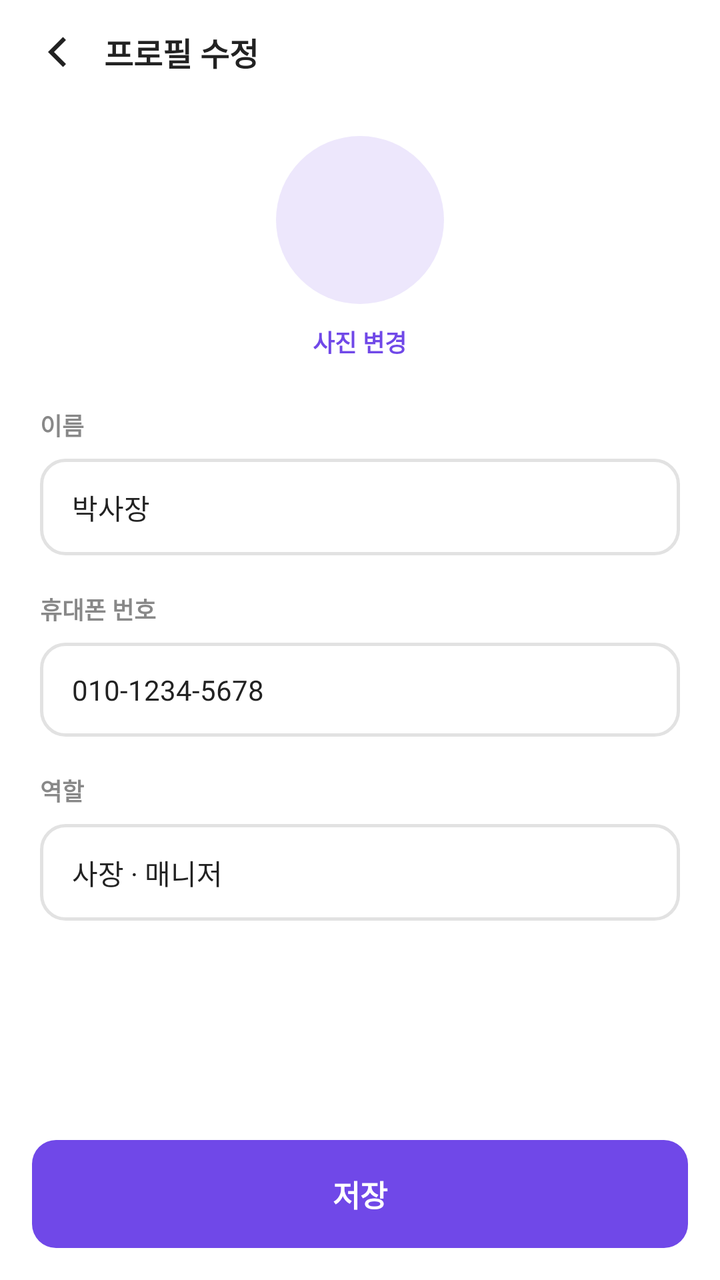
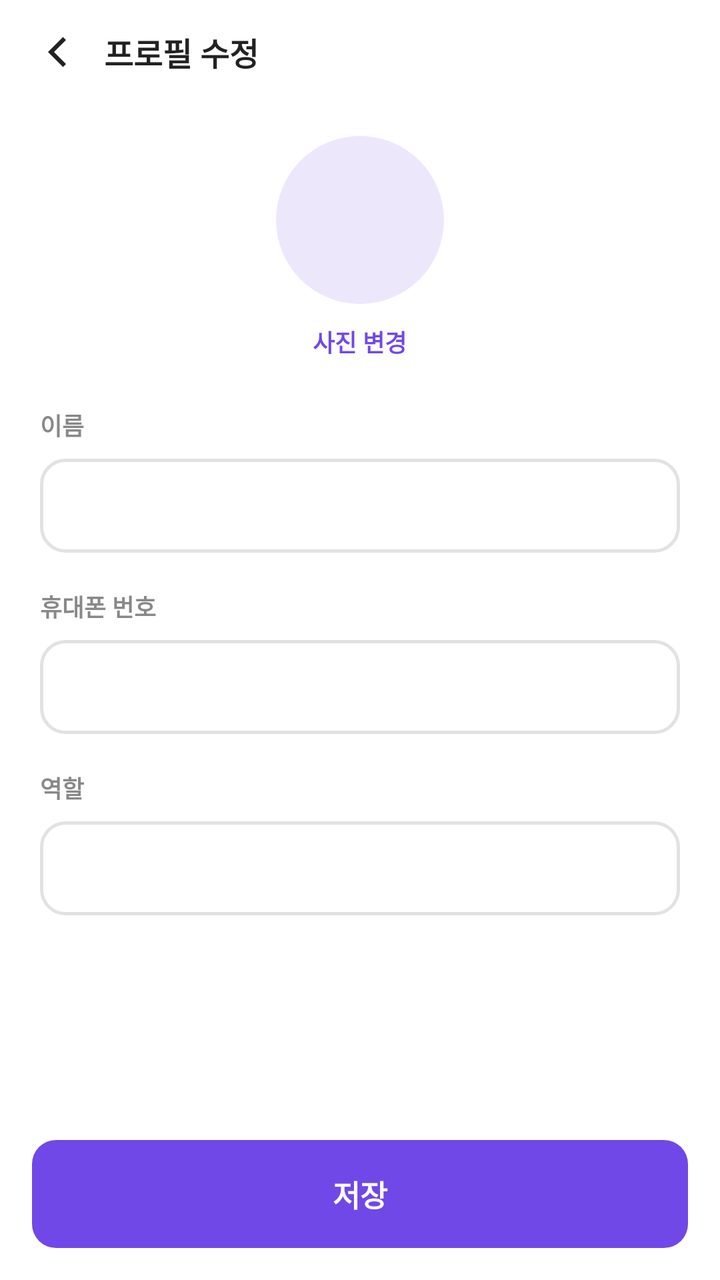

An Android layout rendered at two revisions. The XML below is the earlier revision; the diff shows what the commit changed to produce the second picture.
<!-- AndroidManifest.xml: application theme Theme.PTManagerEmployer -->
<!-- res/layout/activity_profile_edit.xml -->
<?xml version="1.0" encoding="utf-8"?>
<LinearLayout xmlns:android="http://schemas.android.com/apk/res/android"
    android:id="@+id/profile_root"
    android:layout_width="match_parent"
    android:layout_height="match_parent"
    android:orientation="vertical"
    android:background="@color/white">

    <LinearLayout
        android:layout_width="match_parent"
        android:layout_height="wrap_content"
        android:orientation="horizontal"
        android:gravity="center_vertical"
        android:paddingHorizontal="8dp"
        android:paddingVertical="6dp">

        <ImageView
            android:id="@+id/btn_back"
            android:layout_width="40dp"
            android:layout_height="40dp"
            android:padding="8dp"
            android:src="@drawable/ic_back"
            android:background="?attr/selectableItemBackgroundBorderless"
            android:contentDescription="뒤로" />

        <TextView
            android:layout_width="wrap_content"
            android:layout_height="wrap_content"
            android:layout_marginStart="4dp"
            android:text="프로필 수정"
            android:textColor="@color/text_primary"
            android:textSize="16sp"
            android:textStyle="bold" />
    </LinearLayout>

    <ScrollView
        android:layout_width="match_parent"
        android:layout_height="0dp"
        android:layout_weight="1">

        <LinearLayout
            android:layout_width="match_parent"
            android:layout_height="wrap_content"
            android:orientation="vertical"
            android:paddingHorizontal="20dp"
            android:paddingTop="16dp"
            android:gravity="center_horizontal">

            <View
                android:layout_width="84dp"
                android:layout_height="84dp"
                android:background="@drawable/bg_circle_blue" />

            <TextView
                android:layout_width="wrap_content"
                android:layout_height="wrap_content"
                android:layout_marginTop="10dp"
                android:text="사진 변경"
                android:textColor="@color/brand"
                android:textSize="12sp"
                android:textStyle="bold" />

            <TextView
                android:layout_width="match_parent"
                android:layout_height="wrap_content"
                android:layout_marginTop="24dp"
                android:text="이름"
                android:textColor="@color/text_secondary"
                android:textSize="12sp"
                android:textStyle="bold" />

            <EditText
                android:id="@+id/input_name"
                android:layout_width="match_parent"
                android:layout_height="wrap_content"
                android:layout_marginTop="8dp"
                android:background="@drawable/bg_input"
                android:text="박사장"
                android:textColor="@color/text_primary"
                android:textSize="14sp"
                android:inputType="text"
                android:paddingHorizontal="16dp"
                android:paddingVertical="14dp" />

            <TextView
                android:layout_width="match_parent"
                android:layout_height="wrap_content"
                android:layout_marginTop="18dp"
                android:text="휴대폰 번호"
                android:textColor="@color/text_secondary"
                android:textSize="12sp"
                android:textStyle="bold" />

            <EditText
                android:layout_width="match_parent"
                android:layout_height="wrap_content"
                android:layout_marginTop="8dp"
                android:background="@drawable/bg_input"
                android:text="010-1234-5678"
                android:textColor="@color/text_primary"
                android:textSize="14sp"
                android:inputType="phone"
                android:paddingHorizontal="16dp"
                android:paddingVertical="14dp" />

            <TextView
                android:layout_width="match_parent"
                android:layout_height="wrap_content"
                android:layout_marginTop="18dp"
                android:text="역할"
                android:textColor="@color/text_secondary"
                android:textSize="12sp"
                android:textStyle="bold" />

            <EditText
                android:layout_width="match_parent"
                android:layout_height="wrap_content"
                android:layout_marginTop="8dp"
                android:background="@drawable/bg_input"
                android:text="사장 · 매니저"
                android:textColor="@color/text_primary"
                android:textSize="14sp"
                android:inputType="text"
                android:paddingHorizontal="16dp"
                android:paddingVertical="14dp" />
        </LinearLayout>
    </ScrollView>

    <TextView
        android:id="@+id/btn_save"
        android:layout_width="match_parent"
        android:layout_height="wrap_content"
        android:layout_margin="16dp"
        android:background="@drawable/bg_btn_primary"
        android:text="저장"
        android:textColor="@color/white"
        android:textSize="15sp"
        android:textStyle="bold"
        android:gravity="center"
        android:paddingVertical="16dp"
        android:foreground="?attr/selectableItemBackground" />
</LinearLayout>
<!-- resources referenced by this layout -->
<resources>
  <color name="brand">#7048E8</color>
  <color name="text_primary">#222222</color>
  <color name="text_secondary">#888888</color>
  <color name="white">#FFFFFFFF</color>
  <!-- drawable bg_btn_primary (drawable) -->
  <?xml version="1.0" encoding="utf-8"?>
  <shape xmlns:android="http://schemas.android.com/apk/res/android" android:shape="rectangle">
      <solid android:color="@color/brand" />
      <corners android:radius="12dp" />
  </shape>
  <!-- drawable bg_circle_blue (drawable) -->
  <?xml version="1.0" encoding="utf-8"?>
  <shape xmlns:android="http://schemas.android.com/apk/res/android" android:shape="oval">
      <solid android:color="@color/brand_chip" />
  </shape>
  <!-- drawable bg_input (drawable) -->
  <?xml version="1.0" encoding="utf-8"?>
  <shape xmlns:android="http://schemas.android.com/apk/res/android" android:shape="rectangle">
      <solid android:color="@color/white" />
      <corners android:radius="12dp" />
      <stroke android:width="1.5dp" android:color="@color/input_border" />
  </shape>
  <!-- drawable ic_back (drawable) -->
  <vector xmlns:android="http://schemas.android.com/apk/res/android"
      android:width="24dp" android:height="24dp"
      android:viewportWidth="24" android:viewportHeight="24">
      <path android:fillColor="#222222"
          android:pathData="M15.5,4.5l-7.5,7.5l7.5,7.5l1.5,-1.5l-6,-6l6,-6z" />
  </vector>
  <style name="Theme.PTManagerEmployer" parent="Base.Theme.PTManagerEmployer" />
  <color name="brand_chip">#EDE7FC</color>
  <color name="input_border">#E2E2E2</color>
  <style name="Base.Theme.PTManagerEmployer" parent="Theme.Material3.Light.NoActionBar">
          <item name="colorPrimary">@color/brand</item>
          <item name="colorOnPrimary">@color/white</item>
          <item name="colorSurface">@color/white</item>
          <item name="colorOnSurface">@color/text_primary</item>
          <item name="android:colorBackground">@color/white</item>
          <item name="android:statusBarColor">@color/white</item>
          <item name="android:navigationBarColor">@color/white</item>
          <item name="android:windowLightStatusBar">true</item>
          <item name="android:windowLightNavigationBar" tools:targetApi="o_mr1">true</item>
      </style>
</resources>

<!-- the commit's change to res/layout/activity_profile_edit.xml (unified diff, before → after) -->
@@ -75,7 +75,7 @@
                 android:layout_height="wrap_content"
                 android:layout_marginTop="8dp"
                 android:background="@drawable/bg_input"
-                android:text="박사장"
+                android:text=""
                 android:textColor="@color/text_primary"
                 android:textSize="14sp"
                 android:inputType="text"
@@ -96,7 +96,7 @@
                 android:layout_height="wrap_content"
                 android:layout_marginTop="8dp"
                 android:background="@drawable/bg_input"
-                android:text="010-1234-5678"
+                android:text=""
                 android:textColor="@color/text_primary"
                 android:textSize="14sp"
                 android:inputType="phone"
@@ -117,7 +117,7 @@
                 android:layout_height="wrap_content"
                 android:layout_marginTop="8dp"
                 android:background="@drawable/bg_input"
-                android:text="사장 · 매니저"
+                android:text=""
                 android:textColor="@color/text_primary"
                 android:textSize="14sp"
                 android:inputType="text"
